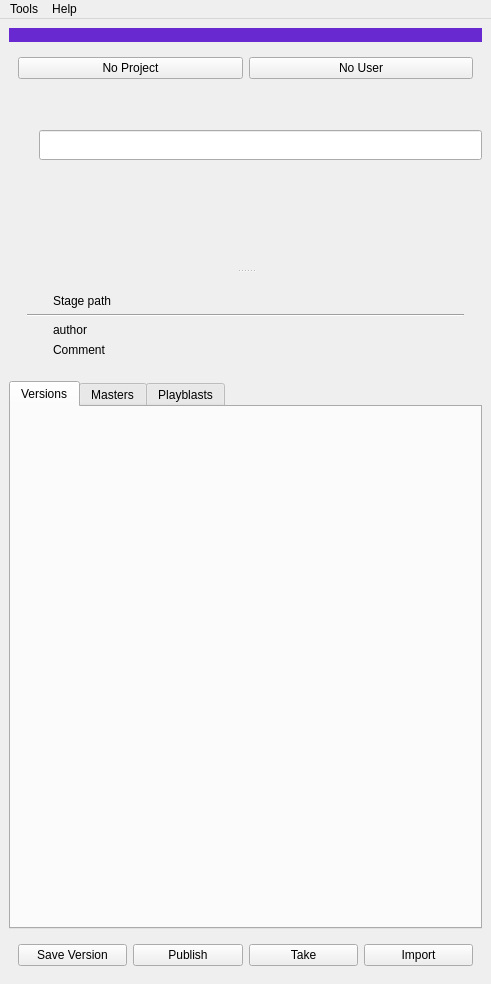
Above: ui/pipeline_main_UI.ui from liorbenhorin/pipeline before the change. Below: the same form after it.
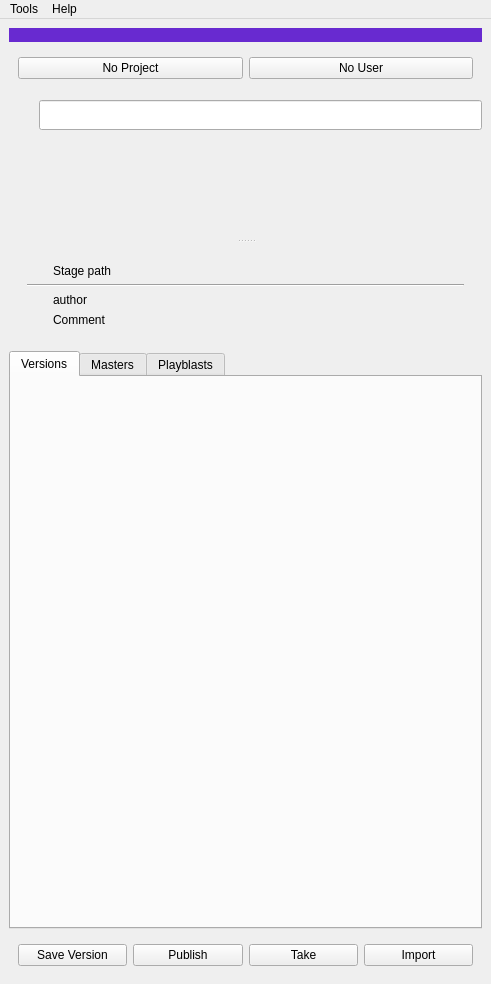
That is the form after the change.

```diff
--- a/ui/pipeline_main_UI.ui
+++ b/ui/pipeline_main_UI.ui
@@ -108,7 +108,7 @@
       <property name="minimumSize">
        <size>
         <width>0</width>
-        <height>30</height>
+        <height>0</height>
        </size>
       </property>
       <layout class="QHBoxLayout" name="navBarLayout">
```
